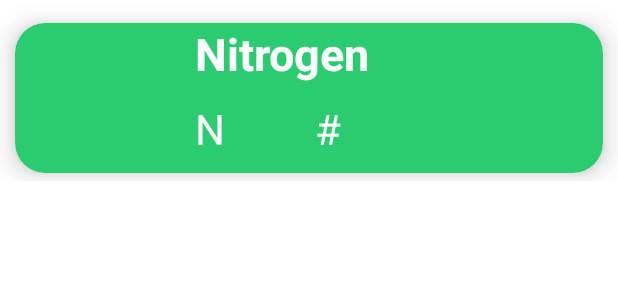
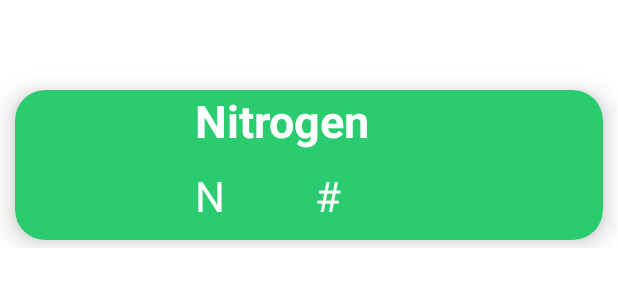
Before and after one commit to mnguyenn19/HydroponicsProject, an Android app: the layout recycleview_rows.xml on its own in the app's theme, with its tools: preview values and no code run, on a phone screen of 412 x 824 dp. Shown: the top 300 px of the screen. Run offline under Robolectric (Android 15) with nearby library versions, the phone set to English and light mode, and no system bars.

Commit message:
Small update to spacing to better fit screen

```diff
--- a/app/src/main/res/layout/recycleview_rows.xml
+++ b/app/src/main/res/layout/recycleview_rows.xml
@@ -8,7 +8,7 @@
     <androidx.cardview.widget.CardView
         android:layout_width="match_parent"
         android:layout_height="wrap_content"
-        android:layout_marginTop="15dp"
+        android:layout_marginTop="60dp"
         android:layout_marginBottom="5dp"
         android:layout_marginStart="10dp"
         android:layout_marginEnd="10dp"
@@ -31,7 +31,7 @@
                 android:padding="5dp"
                 app:layout_constraintBottom_toBottomOf="parent"
                 app:layout_constraintStart_toStartOf="parent"
-                app:layout_constraintTop_toTopOf="parent"/>
+                app:layout_constraintTop_toTopOf="parent" />
 
             <TextView
                 android:id="@+id/textViewTop"
@@ -43,7 +43,7 @@
                 android:textSize="30sp"
                 android:textStyle="bold"
                 app:layout_constraintStart_toEndOf="@+id/imageView"
-                app:layout_constraintTop_toTopOf="parent"/>
+                app:layout_constraintTop_toTopOf="parent" />
 
             <TextView
                 android:id="@+id/textViewBottomLeft"
@@ -55,7 +55,7 @@
                 android:textSize="28sp"
                 app:layout_constraintBottom_toBottomOf="parent"
                 app:layout_constraintStart_toEndOf="@+id/imageView"
-                app:layout_constraintTop_toBottomOf="@id/textViewTop"/>
+                app:layout_constraintTop_toBottomOf="@id/textViewTop" />
 
             <TextView
                 android:id="@+id/textViewBottomRight"
@@ -67,7 +67,7 @@
                 android:textSize="28sp"
                 app:layout_constraintBottom_toBottomOf="parent"
                 app:layout_constraintStart_toEndOf="@+id/imageView"
-                app:layout_constraintTop_toBottomOf="@id/textViewTop"/>
+                app:layout_constraintTop_toBottomOf="@id/textViewTop" />
 
         </androidx.constraintlayout.widget.ConstraintLayout>
     </androidx.cardview.widget.CardView>
```
